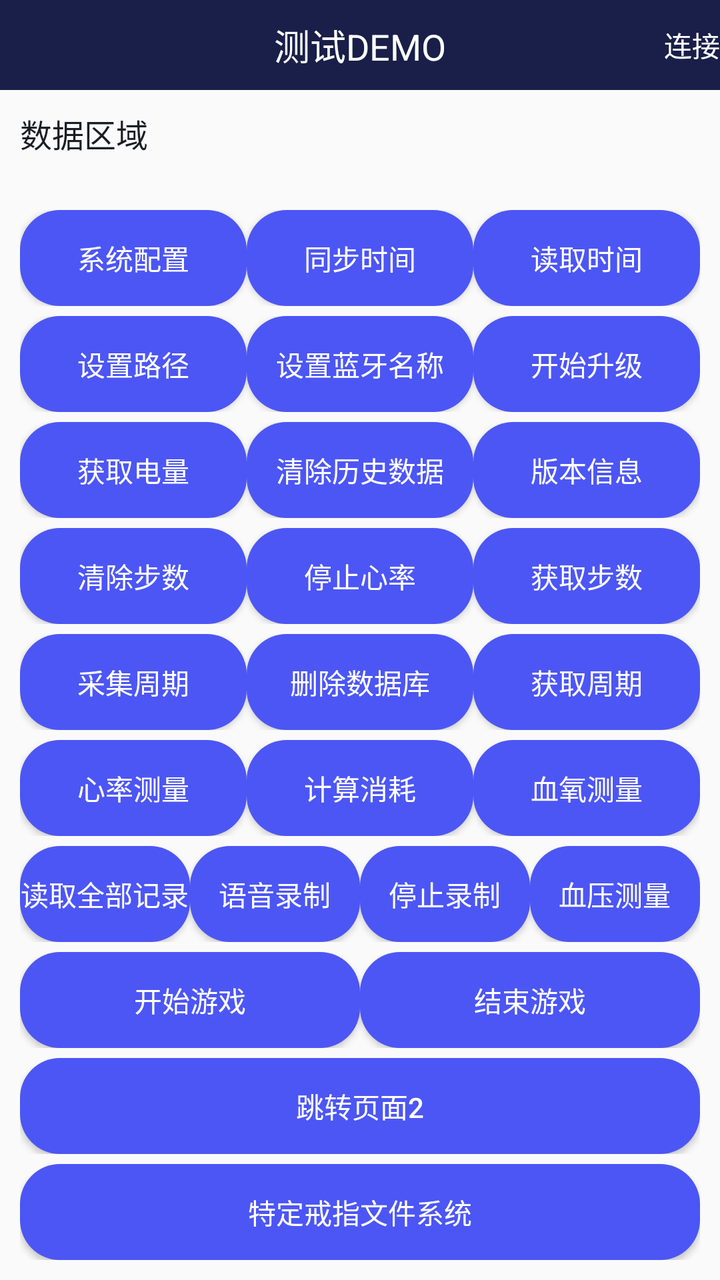
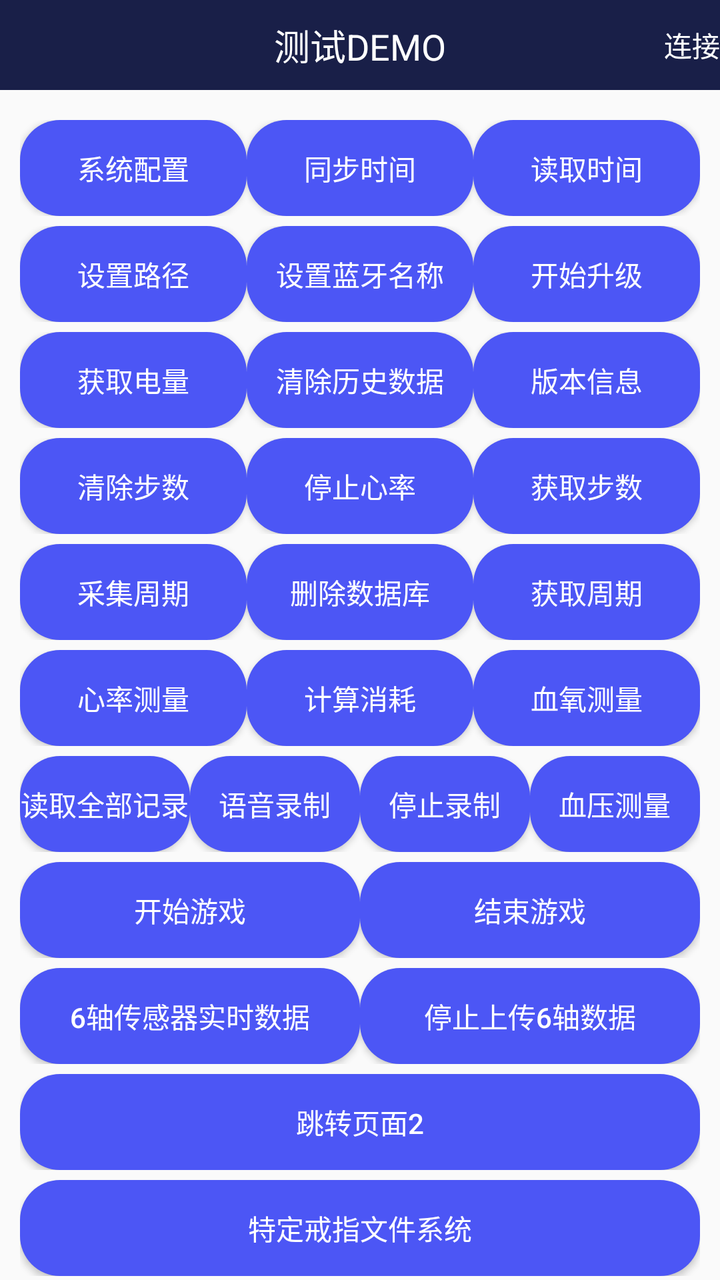

Compare the two renders of this Android layout. The source of the first and the diff that turns it into the second are given below.
<!-- AndroidManifest.xml: application theme AppTheme -->
<!-- res/layout/activity_test.xml -->
<?xml version="1.0" encoding="utf-8"?>
<LinearLayout xmlns:android="http://schemas.android.com/apk/res/android"
    xmlns:app="http://schemas.android.com/apk/res-auto"
    xmlns:tools="http://schemas.android.com/tools"
    android:layout_width="match_parent"
    android:layout_height="match_parent"
    android:orientation="vertical"
    android:fitsSystemWindows="true"
    tools:context=".activity.TestActivity">

    <RelativeLayout
        android:layout_width="match_parent"
        android:layout_height="45dp"
        android:background="@color/colorPrimary">
        <TextView
            android:layout_width="wrap_content"
            android:layout_height="wrap_content"
            android:text="测试DEMO"
            android:textSize="18sp"
            android:layout_centerInParent="true"
            android:textColor="@color/white"/>
        <TextView
            android:id="@+id/tv_connect"
            android:layout_width="wrap_content"
            android:layout_height="wrap_content"
            android:text="连接"
            android:textSize="14sp"
            android:layout_centerVertical="true"
            android:layout_marginRight="@dimen/dp_10"
            android:layout_alignParentRight="true"
            android:textColor="@color/white"/>
    </RelativeLayout>
    <TextView
        android:id="@+id/tv_result"
        android:layout_width="match_parent"
        android:layout_height="0dp"
        android:layout_weight="1"
        android:text="数据区域"
        android:scrollbars="vertical"
        android:padding="10dp"
        android:lineSpacingExtra="5dp"
        android:textSize="16sp"
        android:textColor="@color/colorPrimaryDark"/>
    <LinearLayout
        android:layout_width="match_parent"
        android:layout_height="wrap_content"
        android:padding="10dp"
        android:orientation="vertical">
        <LinearLayout
            android:layout_width="match_parent"
            android:layout_height="wrap_content"
            android:layout_marginTop="5dp"
            android:orientation="horizontal">
            <Button
                android:id="@+id/bt_sys_control"
                android:layout_width="0dp"
                android:layout_weight="1"
                android:layout_height="wrap_content"
                android:text="系统配置"
                android:textSize="14sp"
                android:textColor="@color/white"
                android:background="@drawable/button_bg_state"/>

            <Button
                android:id="@+id/bt_sync_time"
                android:layout_width="0dp"
                android:layout_weight="1"
                android:layout_height="wrap_content"
                android:text="同步时间"
                android:textSize="14sp"
                android:textColor="@color/white"
                android:background="@drawable/button_bg_state"/>
            <Button
                android:id="@+id/bt_read_time"
                android:layout_width="0dp"
                android:layout_weight="1"
                android:layout_height="wrap_content"
                android:text="读取时间"
                android:textSize="14sp"
                android:textColor="@color/white"
                android:background="@drawable/button_bg_state"/>
        </LinearLayout>

        <LinearLayout
            android:layout_width="match_parent"
            android:layout_height="wrap_content"
            android:layout_marginTop="5dp"
            android:orientation="horizontal">
            <Button
                android:id="@+id/bt_set_file"
                android:layout_width="0dp"
                android:layout_weight="1"
                android:layout_height="wrap_content"
                android:text="设置路径"
                android:textSize="14sp"
                android:textColor="@color/white"
                android:background="@drawable/button_bg_state"/>
            <Button
                android:id="@+id/bt_set_BlueTooth_Name"
                android:layout_width="0dp"
                android:layout_weight="1"
                android:layout_height="wrap_content"
                android:text="设置蓝牙名称"
                android:textSize="14sp"
                android:textColor="@color/white"
                android:background="@drawable/button_bg_state"/>
            <Button
                android:id="@+id/bt_start_update"
                android:layout_width="0dp"
                android:layout_weight="1"
                android:layout_height="wrap_content"
                android:text="开始升级"
                android:textSize="14sp"
                android:textColor="@color/white"
                android:background="@drawable/button_bg_state"/>
        </LinearLayout>

        <LinearLayout
            android:layout_width="match_parent"
            android:layout_height="wrap_content"
            android:layout_marginTop="5dp"
            android:orientation="horizontal">
            <Button
                android:id="@+id/bt_battery"
                android:layout_width="0dp"
                android:layout_weight="1"
                android:layout_height="wrap_content"
                android:text="获取电量"
                android:textSize="14sp"
                android:textColor="@color/white"
                android:background="@drawable/button_bg_state"/>
            <Button
                android:id="@+id/bt_clean_history"
                android:layout_width="0dp"
                android:layout_weight="1"
                android:layout_height="wrap_content"
                android:text="清除历史数据"
                android:textSize="14sp"
                android:textColor="@color/white"
                android:background="@drawable/button_bg_state"/>
            <Button
                android:id="@+id/bt_version"
                android:layout_width="0dp"
                android:layout_weight="1"
                android:layout_height="wrap_content"
                android:text="版本信息"
                android:textSize="14sp"
                android:textColor="@color/white"
                android:background="@drawable/button_bg_state"/>
        </LinearLayout>
        <LinearLayout
            android:layout_width="match_parent"
            android:layout_height="wrap_content"
            android:layout_marginTop="5dp"
            android:orientation="horizontal">
            <Button
                android:id="@+id/bt_clear_step"
                android:layout_width="0dp"
                android:layout_weight="1"
                android:layout_height="wrap_content"
                android:text="清除步数"
                android:textSize="14sp"
                android:textColor="@color/white"
                android:background="@drawable/button_bg_state"/>
            <Button
                android:id="@+id/bt_stop_heart"
                android:layout_width="0dp"
                android:layout_weight="1"
                android:layout_height="wrap_content"
                android:text="停止心率"
                android:textSize="14sp"
                android:textColor="@color/white"
                android:background="@drawable/button_bg_state"/>
            <Button
                android:id="@+id/bt_step"
                android:layout_width="0dp"
                android:layout_weight="1"
                android:layout_height="wrap_content"
                android:text="获取步数"
                android:textSize="14sp"
                android:textColor="@color/white"
                android:background="@drawable/button_bg_state"/>
        </LinearLayout>
        <LinearLayout
            android:layout_width="match_parent"
            android:layout_height="wrap_content"
            android:layout_marginTop="5dp"
            android:orientation="horizontal">
            <Button
                android:id="@+id/bt_collection"
                android:layout_width="0dp"
                android:layout_weight="1"
                android:layout_height="wrap_content"
                android:text="采集周期"
                android:textSize="14sp"
                android:textColor="@color/white"
                android:background="@drawable/button_bg_state"/>
            <Button
                android:id="@+id/bt_delete_data"
                android:layout_width="0dp"
                android:layout_weight="1"
                android:layout_height="wrap_content"
                android:text="删除数据库"
                android:textSize="14sp"
                android:textColor="@color/white"
                android:background="@drawable/button_bg_state"/>
            <Button
                android:id="@+id/bt_get_collection"
                android:layout_width="0dp"
                android:layout_weight="1"
                android:layout_height="wrap_content"
                android:text="获取周期"
                android:textSize="14sp"
                android:textColor="@color/white"
                android:background="@drawable/button_bg_state"/>
        </LinearLayout>
        <LinearLayout
            android:layout_width="match_parent"
            android:layout_height="wrap_content"
            android:layout_marginTop="5dp"
            android:orientation="horizontal">
            <Button
                android:id="@+id/bt_heart"
                android:layout_width="0dp"
                android:layout_weight="1"
                android:layout_height="wrap_content"
                android:text="心率测量"
                android:textSize="14sp"
                android:textColor="@color/white"
                android:background="@drawable/button_bg_state"/>
            <Button
                android:id="@+id/bt_calculate_deplete"
                android:layout_width="0dp"
                android:layout_weight="1"
                android:layout_height="wrap_content"
                android:text="计算消耗"
                android:textSize="14sp"
                android:textColor="@color/white"
                android:background="@drawable/button_bg_state"/>
            <Button
                android:id="@+id/bt_blood_oxygen"
                android:layout_width="0dp"
                android:layout_weight="1"
                android:layout_height="wrap_content"
                android:text="血氧测量"
                android:textSize="14sp"
                android:textColor="@color/white"
                android:background="@drawable/button_bg_state"/>
        </LinearLayout>
        <LinearLayout
            android:layout_width="match_parent"
            android:layout_height="wrap_content"
            android:layout_marginTop="5dp"
            android:orientation="horizontal">
            <Button
                android:id="@+id/bt_read_log"
                android:layout_width="0dp"
                android:layout_weight="1"
                android:layout_height="wrap_content"
                android:text="读取全部记录"
                android:textSize="14sp"
                android:textColor="@color/white"
                android:background="@drawable/button_bg_state"/>
            <Button
                android:id="@+id/bt_start_audio"
                android:layout_width="0dp"
                android:layout_weight="1"
                android:layout_height="wrap_content"
                android:text="语音录制"
                android:textSize="14sp"
                android:textColor="@color/white"
                android:background="@drawable/button_bg_state"/>
            <Button
                android:id="@+id/bt_stop_audio"
                android:layout_width="0dp"
                android:layout_weight="1"
                android:layout_height="wrap_content"
                android:text="停止录制"
                android:textSize="14sp"
                android:textColor="@color/white"
                android:background="@drawable/button_bg_state"/>
            <Button
                android:id="@+id/bt_blood_stress"
                android:layout_width="0dp"
                android:layout_weight="1"
                android:layout_height="wrap_content"
                android:text="血压测量"
                android:textSize="14sp"
                android:textColor="@color/white"
                android:background="@drawable/button_bg_state"/>
        </LinearLayout>
        <LinearLayout
            android:layout_width="match_parent"
            android:layout_height="wrap_content"
            android:layout_marginTop="5dp"
            android:orientation="horizontal">
            <Button
                android:id="@+id/bt_start_play"
                android:layout_width="0dp"
                android:layout_weight="1"
                android:layout_height="wrap_content"
                android:text="开始游戏"
                android:textSize="14sp"
                android:textColor="@color/white"
                android:background="@drawable/button_bg_state"/>
            <Button
                android:id="@+id/bt_stop_play"
                android:layout_width="0dp"
                android:layout_weight="1"
                android:layout_height="wrap_content"
                android:text="结束游戏"
                android:textSize="14sp"
                android:textColor="@color/white"
                android:background="@drawable/button_bg_state"/>
        </LinearLayout>
        <LinearLayout
            android:layout_width="match_parent"
            android:layout_height="wrap_content"
            android:layout_marginTop="5dp"
            android:orientation="horizontal">
            <Button
                android:id="@+id/bt_jump_page2"
                android:layout_width="0dp"
                android:layout_weight="1"
                android:layout_height="wrap_content"
                android:text="跳转页面2"
                android:textSize="14sp"
                android:textColor="@color/white"
                android:background="@drawable/button_bg_state"/>
             </LinearLayout>

        <LinearLayout
            android:layout_width="match_parent"
            android:layout_height="wrap_content"
            android:layout_marginTop="5dp"
            android:orientation="horizontal">
            <Button
                android:id="@+id/bt_jump_pageFile"
                android:layout_width="0dp"
                android:layout_weight="1"
                android:layout_height="wrap_content"
                android:text="特定戒指文件系统"
                android:textSize="14sp"
                android:textColor="@color/white"
                android:background="@drawable/button_bg_state"/>
        </LinearLayout>









    </LinearLayout>
</LinearLayout>
<!-- resources referenced by this layout -->
<resources>
  <color name="colorPrimary">#191F48</color>
  <color name="colorPrimaryDark">#1B1D25</color>
  <color name="white">#ffffff</color>
  <!-- drawable button_bg_state (drawable) -->
  <?xml version="1.0" encoding="utf-8"?>
  <selector xmlns:android="http://schemas.android.com/apk/res/android">
      <item android:state_pressed="false">
          <shape xmlns:android="http://schemas.android.com/apk/res/android">
              <corners android:radius="20dp" />
  
              <solid android:color="@color/lan_se" />
          </shape>
      </item>
      <item android:state_pressed="false">
          <shape xmlns:android="http://schemas.android.com/apk/res/android">
              <corners android:radius="20dp" />
  
              <solid android:color="@color/lan_se" />
          </shape>
      </item>
      <item android:state_pressed="true">
          <shape xmlns:android="http://schemas.android.com/apk/res/android">
              <corners android:radius="20dp" />
  
              <solid android:color="@color/lan_se_press" />
          </shape>
      </item>
  
  </selector>
  <style name="AppTheme" parent="Theme.AppCompat.Light.NoActionBar">
          
          <item name="colorPrimary">@color/colorPrimary</item>
          <item name="colorPrimaryDark">@color/colorPrimary</item>
          <item name="colorAccent">@color/colorAccent</item>
      </style>
  <color name="lan_se">#4C56F5</color>
  <color name="lan_se_press">#554C56F5</color>
  <color name="colorAccent">#03DAC5</color>
</resources>

<!-- the commit's change to res/layout/activity_test.xml (unified diff, before → after) -->
@@ -319,6 +319,30 @@
             android:layout_marginTop="5dp"
             android:orientation="horizontal">
             <Button
+                android:id="@+id/bt_start_6_zhou"
+                android:layout_width="0dp"
+                android:layout_weight="1"
+                android:layout_height="wrap_content"
+                android:text="6轴传感器实时数据"
+                android:textSize="14sp"
+                android:textColor="@color/white"
+                android:background="@drawable/button_bg_state"/>
+            <Button
+                android:id="@+id/bt_stop_6_zhou"
+                android:layout_width="0dp"
+                android:layout_weight="1"
+                android:layout_height="wrap_content"
+                android:text="停止上传6轴数据"
+                android:textSize="14sp"
+                android:textColor="@color/white"
+                android:background="@drawable/button_bg_state"/>
+        </LinearLayout>
+        <LinearLayout
+            android:layout_width="match_parent"
+            android:layout_height="wrap_content"
+            android:layout_marginTop="5dp"
+            android:orientation="horizontal">
+            <Button
                 android:id="@+id/bt_jump_page2"
                 android:layout_width="0dp"
                 android:layout_weight="1"
